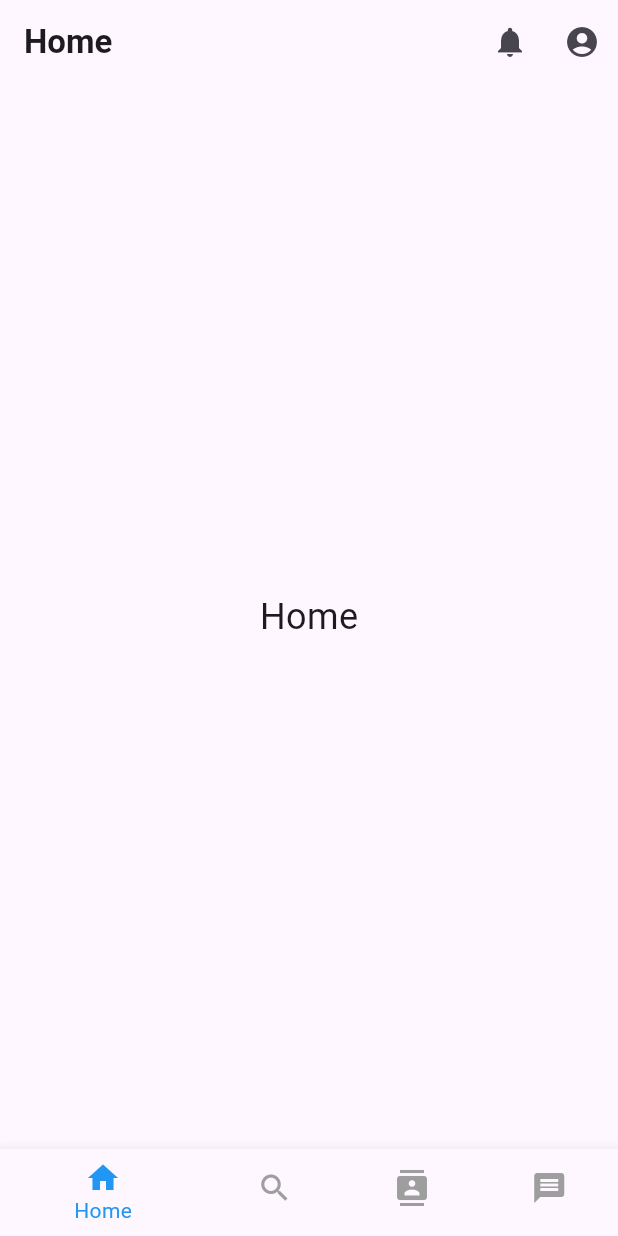
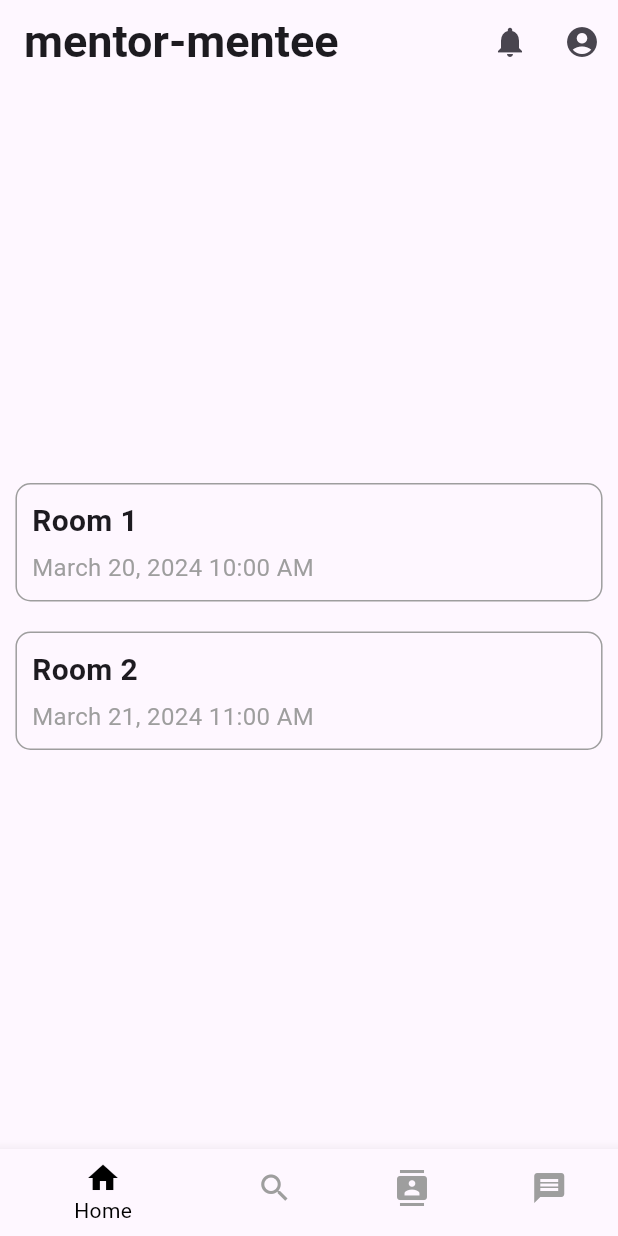
Before and after one commit to Xin-overclocked/Connections, a Flutter app: the screen it shows after launch, after a tap on "Login", on a phone screen of 412 x 824 dp. Run offline on Flutter 3.47's test engine with Material 3 defaults, Android fonts, the phone set to English and light mode, and no system bars; our stand-ins replace appinio_swiper, flutter_card_swiper; Roboto replaces fonts that are missing (Madimi).

Commit message:
change fonts

```diff
--- a/lib/main.dart
+++ b/lib/main.dart
@@ -20,10 +20,11 @@ class MyApp extends StatelessWidget {
   @override
   Widget build(BuildContext context) {
     return MaterialApp(
+      debugShowCheckedModeBanner: false,
       title: 'Mentor-Mentee',
       theme: ThemeData(
         primarySwatch: Colors.blue,
-        fontFamily: 'Roboto',
+        // fontFamily: 'Roboto',
       ),
       home: LoginPage(),
     );
@@ -148,10 +149,10 @@ class _MyHomePageState extends State<MyHomePage> {
   ];
 
   List<String> _appBarTitles = [
-    'Home',
-    'Find Friends & Events',
-    'Contact',
-    'Messages'
+    'mentor-mentee',
+    'find friends & events',
+    'make connections',
+    'messages'
   ];
 
   void _onItemTapped(int index) {
@@ -167,7 +168,9 @@ class _MyHomePageState extends State<MyHomePage> {
         title: Text(
           _appBarTitles[_selectedIndex],
           style: TextStyle(
+            fontFamily: 'Madimi',
             fontWeight: FontWeight.bold,
+            fontSize: 30,
           ),
         ),
         actions: [
@@ -213,7 +216,7 @@ class _MyHomePageState extends State<MyHomePage> {
           ),
         ],
         currentIndex: _selectedIndex,
-        selectedItemColor: Colors.blue,
+        selectedItemColor: Colors.black,
         unselectedItemColor: Colors.grey,
         onTap: _onItemTapped,
       ),
@@ -225,9 +228,88 @@ class HomeWidget extends StatelessWidget {
   @override
   Widget build(BuildContext context) {
     return Center(
-      child: Text(
-        'Home',
-        style: TextStyle(fontSize: 24),
+      child: Column(
+        mainAxisAlignment: MainAxisAlignment.center,
+        children: [
+          // Room 1
+          RoomTile(
+            title: 'Room 1',
+            dateTime: 'March 20, 2024 10:00 AM',
+            details: 'Details of Room 1',
+            width: MediaQuery.of(context).size.width *
+                0.95, // Set width to full width of the screen
+          ),
+          SizedBox(height: 20),
+          // Room 2
+          RoomTile(
+            title: 'Room 2',
+            dateTime: 'March 21, 2024 11:00 AM',
+            details: 'Details of Room 2',
+            width: MediaQuery.of(context).size.width *
+                0.95, // Set width to full width of the screen
+          ),
+        ],
+      ),
+    );
+  }
+}
+
+class RoomTile extends StatelessWidget {
+  final String title;
+  final String dateTime;
+  final String details;
+  final double width; // New property to control the width of the card
+
+  const RoomTile({
+    required this.title,
+    required this.dateTime,
+    required this.details,
+    required this.width, // Require width when creating RoomTile
+  });
+
+  @override
+  Widget build(BuildContext context) {
+    return GestureDetector(
+      onTap: () {
+        showDialog(
+          context: context,
+          builder: (BuildContext context) {
+            return AlertDialog(
+              title: Text(title),
+              content: Text(details),
+              actions: <Widget>[
+                TextButton(
+                  onPressed: () {
+                    Navigator.of(context).pop();
+                  },
+                  child: Text('Close'),
+                ),
+              ],
+            );
+          },
+        );
+      },
+      child: Container(
+        width: width, // Set width of the card
+        padding: EdgeInsets.all(10),
+        decoration: BoxDecoration(
+          border: Border.all(color: Colors.grey),
+          borderRadius: BorderRadius.circular(10),
+        ),
+        child: Column(
+          crossAxisAlignment: CrossAxisAlignment.start,
+          children: [
+            Text(
+              title,
+              style: TextStyle(fontSize: 20, fontWeight: FontWeight.bold),
+            ),
+            SizedBox(height: 5),
+            Text(
+              dateTime,
+              style: TextStyle(fontSize: 16, color: Colors.grey),
+            ),
+          ],
+        ),
       ),
     );
   }
@@ -532,65 +614,6 @@ class _ContactWidgetState extends State<ContactWidget> {
     );
   }
 }
-
-// class ContactWidget extends StatelessWidget {
-//   @override
-//   Widget build(BuildContext context) {
-//     return CupertinoPageScaffold(
-//         child: Center(
-//       child: SizedBox(
-//         width: MediaQuery.of(context).size.width * 0.25,
-//         height: MediaQuery.of(context).size.height * 0.75,
-//         child: AppinioSwiper(
-//           cardCount: 10,
-//           swipeOptions: const SwipeOptions.all(),
-//           // controller: ,
-//           cardBuilder: (BuildContext context, int index) {
-//             return Container(
-//               alignment: Alignment.center,
-//               // child: const Text(index.toString()),
-
-//               color: CupertinoColors.activeBlue,
-//             );
-//           },
-//         ),
-//       ),
-//     ));
-//   }
-// }
-
-// class ContactWidget extends StatelessWidget {
-//   List<Container> cards = [
-//     Container(
-//       alignment: Alignment.center,
-//       child: const Text('1'),
-//       color: Colors.blue,
-//     ),
-//     Container(
-//       alignment: Alignment.center,
-//       child: const Text('2'),
-//       color: Colors.red,
-//     ),
-//     Container(
-//       alignment: Alignment.center,
-//       child: const Text('3'),
-//       color: Colors.purple,
-//     )
-//   ];
-
-//   @override
-//   Widget build(BuildContext context) {
-//     return Scaffold(
-//       body: Flexible(
-//         child: CardSwiper(
-//           cardsCount: cards.length,
-//           cardBuilder: (context, index, percentThresholdX, percentThresholdY) =>
-//               cards[index],
-//         ),
-//       ),
-//     );
-//   }
-// }
 
 class MessagesWidget extends StatelessWidget {
   @override
--- a/pubspec.yaml
+++ b/pubspec.yaml
@@ -35,3 +35,6 @@ flutter:
     - family: Source Sans Pro
       fonts:
         - asset: /Users/lowyinyin/Documents/JX/VHack_Interview_Assistant-1/fonts/SourceSansPro-Regular.ttf
+    - family: Madimi
+      fonts:
+        - asset: /Users/lowyinyin/Documents/JX/VHack_Interview_Assistant-1/fonts/MadimiOne-Regular.ttf
```
Also changed, not shown: fonts/OFL.txt (added, +93 -0 lines), fonts/MadimiOne-Regular.ttf (added).
